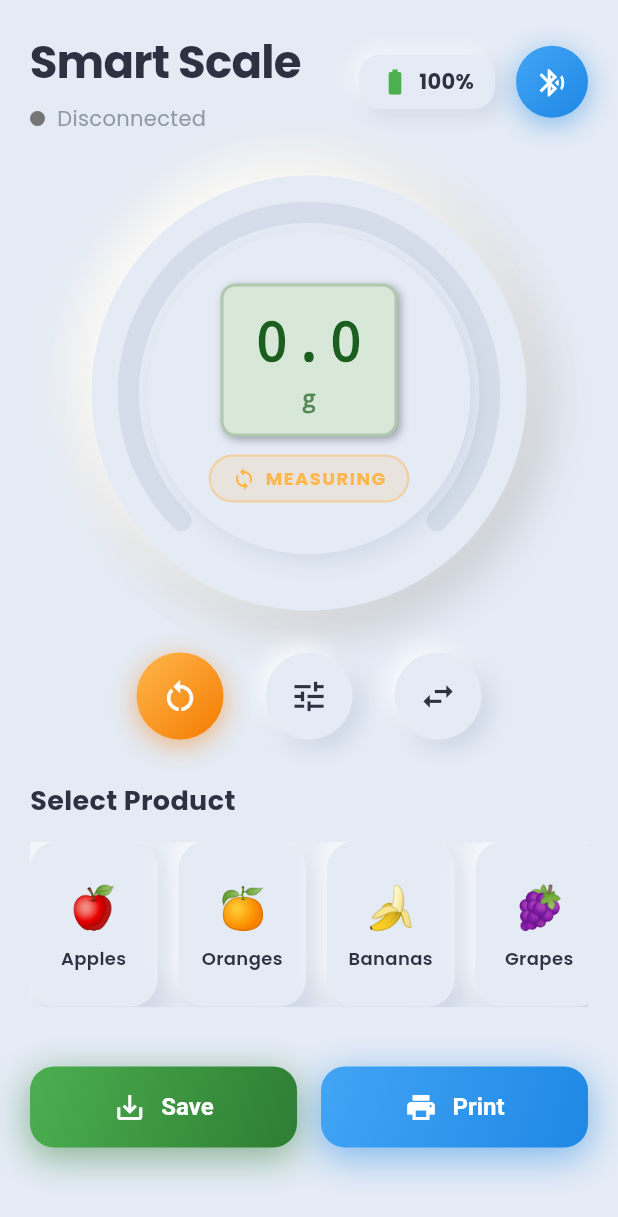
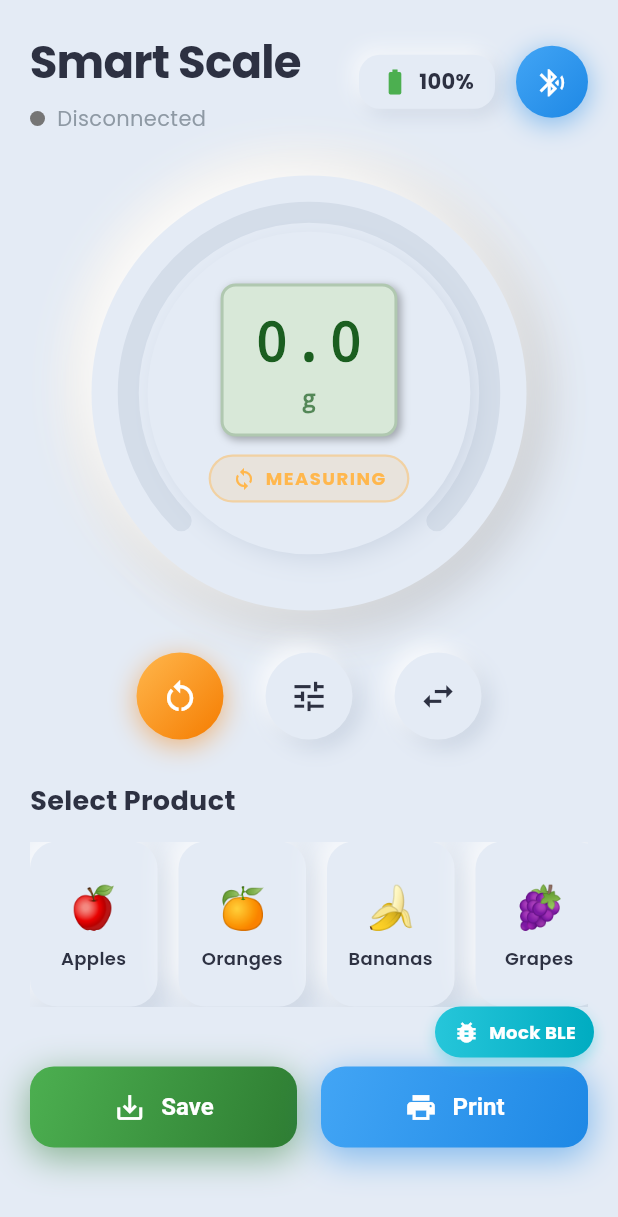
Before and after one commit to djamfikr7/ble32, a Flutter app: the ScaleScreen screen opened directly, on a phone screen of 412 x 824 dp. Shown: the top 1217 px of the screen. Run offline on Flutter 3.47's test engine with Material 3 defaults, Android fonts, the phone set to English and light mode, and no system bars; our stand-ins replace connectivity_plus, device_info_plus, fl_chart, flutter_blue_plus, flutter_riverpod, google_fonts and 1 more; accounts and stored records are empty.

Commit message:
feat: Add mock BLE provider for testing without hardware

```diff
--- /dev/null
+++ b/mobile-app/lib/core/widgets/mock_debug_panel.dart
@@ -0,0 +1,345 @@
+import 'package:flutter/material.dart';
+import 'package:flutter_riverpod/flutter_riverpod.dart';
+import '../bluetooth/mock_ble_service.dart';
+import '../bluetooth/ble_service.dart';
+import '../theme/neo_theme.dart';
+
+/// Debug panel for testing mock BLE scale
+/// Shows simulation controls when useMockBLE is true
+class MockBLEDebugPanel extends ConsumerStatefulWidget {
+  const MockBLEDebugPanel({super.key});
+
+  @override
+  ConsumerState<MockBLEDebugPanel> createState() => _MockBLEDebugPanelState();
+}
+
+class _MockBLEDebugPanelState extends ConsumerState<MockBLEDebugPanel> {
+  double _sliderWeight = 0;
+  bool _isExpanded = false;
+
+  @override
+  Widget build(BuildContext context) {
+    if (!useMockBLE) return const SizedBox.shrink();
+
+    final isDark = Theme.of(context).brightness == Brightness.dark;
+    final state = ref.watch(mockBLEScaleProvider);
+
+    return Positioned(
+      bottom: 100,
+      right: 16,
+      child: Column(
+        crossAxisAlignment: CrossAxisAlignment.end,
+        children: [
+          // Expand/Collapse button
+          GestureDetector(
+            onTap: () => setState(() => _isExpanded = !_isExpanded),
+            child: Container(
+              padding: const EdgeInsets.symmetric(horizontal: 12, vertical: 8),
+              decoration: BoxDecoration(
+                gradient: LinearGradient(
+                  colors: _isExpanded
+                      ? NeoColors.errorGradient
+                      : NeoColors.tealGradient,
+                ),
+                borderRadius: BorderRadius.circular(20),
+                boxShadow: [
+                  BoxShadow(
+                    color: (_isExpanded
+                            ? NeoColors.errorGradient[0]
+                            : NeoColors.tealGradient[0])
+                        .withValues(alpha: 0.4),
+                    blurRadius: 8,
+                    offset: const Offset(0, 4),
+                  ),
+                ],
+              ),
+              child: Row(
+                mainAxisSize: MainAxisSize.min,
+                children: [
+                  Icon(
+                    _isExpanded ? Icons.close : Icons.bug_report,
+                    color: Colors.white,
+                    size: 18,
+                  ),
+                  const SizedBox(width: 6),
+                  Text(
+                    _isExpanded ? 'Close' : 'Mock BLE',
+                    style: const TextStyle(
+                      color: Colors.white,
+                      fontWeight: FontWeight.bold,
+                      fontSize: 12,
+                    ),
+                  ),
+                ],
+              ),
+            ),
+          ),
+
+          // Panel content
+          if (_isExpanded) ...[
+            const SizedBox(height: 8),
+            Container(
+              width: 280,
+              padding: const EdgeInsets.all(16),
+              decoration: BoxDecoration(
+                color: isDark ? const Color(0xFF1E1E2E) : Colors.white,
+                borderRadius: BorderRadius.circular(16),
+                boxShadow: [
+                  BoxShadow(
+                    color: Colors.black.withValues(alpha: 0.2),
+                    blurRadius: 20,
+                    offset: const Offset(0, 10),
+                  ),
+                ],
+              ),
+              child: Column(
+                crossAxisAlignment: CrossAxisAlignment.start,
+                children: [
+                  // Header
+                  Row(
+                    children: [
+                      Icon(
+                        Icons.settings_input_antenna,
+                        color: NeoColors.tealGradient[0],
+                        size: 20,
+                      ),
+                      const SizedBox(width: 8),
+                      Text(
+                        'Mock BLE Debug',
+                        style: TextStyle(
+                          fontWeight: FontWeight.bold,
+                          color: isDark ? Colors.white : NeoColors.textPrimary,
+                        ),
+                      ),
+                    ],
+                  ),
+
+                  const SizedBox(height: 16),
+
+                  // Connection status
+                  _buildStatusRow(
+                    'Status',
+                    state.connectionState.name.toUpperCase(),
+                    state.connectionState == BLEConnectionState.connected
+                        ? Colors.green
+                        : Colors.orange,
+                    isDark,
+                  ),
+
+                  const SizedBox(height: 8),
+
+                  // Current weight display
+                  _buildStatusRow(
+                    'Weight',
+                    '${state.weightData.weight.toStringAsFixed(1)} g',
+                    NeoColors.primaryGradient[0],
+                    isDark,
+                  ),
+
+                  const SizedBox(height: 8),
+
+                  // Stability
+                  _buildStatusRow(
+                    'Stable',
+                    state.weightData.isStable ? 'YES' : 'NO',
+                    state.weightData.isStable ? Colors.green : Colors.red,
+                    isDark,
+                  ),
+
+                  const Divider(height: 24),
+
+                  // Weight slider
+                  Text(
+                    'Simulate Weight: ${_sliderWeight.toStringAsFixed(0)}g',
+                    style: TextStyle(
+                      fontSize: 12,
+                      color: isDark ? Colors.white70 : NeoColors.textSecondary,
+                    ),
+                  ),
+                  Slider(
+                    value: _sliderWeight,
+                    min: 0,
+                    max: 5000,
+                    divisions: 100,
+                    activeColor: NeoColors.primaryGradient[0],
+                    onChanged: (value) {
+                      setState(() => _sliderWeight = value);
+                      ref
+                          .read(mockBLEScaleProvider.notifier)
+                          .simulateWeight(value);
+                    },
+                  ),
+
+                  const SizedBox(height: 8),
+
+                  // Quick weight buttons
+                  Row(
+                    children: [
+                      _buildQuickButton('0g', 0, isDark),
+                      _buildQuickButton('100g', 100, isDark),
+                      _buildQuickButton('500g', 500, isDark),
+                      _buildQuickButton('1kg', 1000, isDark),
+                      _buildQuickButton('5kg', 5000, isDark),
+                    ],
+                  ),
+
+                  const SizedBox(height: 12),
+
+                  // Action buttons
+                  Row(
+                    children: [
+                      Expanded(
+                        child: _buildActionButton(
+                          'Connect',
+                          Icons.bluetooth_connected,
+                          NeoColors.successGradient,
+                          () async {
+                            final notifier =
+                                ref.read(mockBLEScaleProvider.notifier);
+                            await notifier.startScan();
+                            if (state.scannedDevices.isNotEmpty) {
+                              await notifier
+                                  .connect(state.scannedDevices.first);
+                            }
+                          },
+                        ),
+                      ),
+                      const SizedBox(width: 8),
+                      Expanded(
+                        child: _buildActionButton(
+                          'Disconnect',
+                          Icons.bluetooth_disabled,
+                          NeoColors.errorGradient,
+                          () => ref
+                              .read(mockBLEScaleProvider.notifier)
+                              .disconnect(),
+                        ),
+                      ),
+                    ],
+                  ),
+
+                  const SizedBox(height: 8),
+
+                  Row(
+                    children: [
+                      Expanded(
+                        child: _buildActionButton(
+                          'Tare',
+                          Icons.restart_alt,
+                          NeoColors.blueGradient,
+                          () => ref.read(mockBLEScaleProvider.notifier).tare(),
+                        ),
+                      ),
+                      const SizedBox(width: 8),
+                      Expanded(
+                        child: _buildActionButton(
+                          'Fluctuate',
+                          Icons.waves,
+                          NeoColors.warningGradient,
+                          () => ref
+                              .read(mockBLEScaleProvider.notifier)
+                              .addFluctuation(),
+                        ),
+                      ),
+                    ],
+                  ),
+                ],
+              ),
+            ),
+          ],
+        ],
+      ),
+    );
+  }
+
+  Widget _buildStatusRow(String label, String value, Color color, bool isDark) {
+    return Row(
+      mainAxisAlignment: MainAxisAlignment.spaceBetween,
+      children: [
+        Text(
+          label,
+          style: TextStyle(
+            fontSize: 12,
+            color: isDark ? Colors.white54 : NeoColors.textSecondary,
+          ),
+        ),
+        Container(
+          padding: const EdgeInsets.symmetric(horizontal: 8, vertical: 2),
+          decoration: BoxDecoration(
+            color: color.withValues(alpha: 0.15),
+            borderRadius: BorderRadius.circular(4),
+          ),
+          child: Text(
+            value,
+            style: TextStyle(
+              fontSize: 12,
+              fontWeight: FontWeight.bold,
+              color: color,
+            ),
+          ),
+        ),
+      ],
+    );
+  }
+
+  Widget _buildQuickButton(String label, double weight, bool isDark) {
+    return Expanded(
+      child: GestureDetector(
+        onTap: () {
+          setState(() => _sliderWeight = weight);
+          ref.read(mockBLEScaleProvider.notifier).simulateWeight(weight);
+        },
+        child: Container(
+          margin: const EdgeInsets.symmetric(horizontal: 2),
+          padding: const EdgeInsets.symmetric(vertical: 6),
+          decoration: BoxDecoration(
+            color: isDark ? const Color(0xFF2A2A3A) : const Color(0xFFE8E8F0),
+            borderRadius: BorderRadius.circular(6),
+          ),
+          child: Text(
+            label,
+            textAlign: TextAlign.center,
+            style: TextStyle(
+              fontSize: 10,
+              fontWeight: FontWeight.w600,
+              color: isDark ? Colors.white70 : NeoColors.textPrimary,
+            ),
+          ),
+        ),
+      ),
+    );
+  }
+
+  Widget _buildActionButton(
+    String label,
+    IconData icon,
+    List<Color> gradient,
+    VoidCallback onPressed,
+  ) {
+    return GestureDetector(
+      onTap: onPressed,
+      child: Container(
+        padding: const EdgeInsets.symmetric(vertical: 8),
+        decoration: BoxDecoration(
+          gradient: LinearGradient(colors: gradient),
+          borderRadius: BorderRadius.circular(8),
+        ),
+        child: Row(
+          mainAxisAlignment: MainAxisAlignment.center,
+          children: [
+            Icon(icon, color: Colors.white, size: 14),
+            const SizedBox(width: 4),
+            Text(
+              label,
+              style: const TextStyle(
+                color: Colors.white,
+                fontWeight: FontWeight.bold,
+                fontSize: 11,
+              ),
+            ),
+          ],
+        ),
+      ),
+    );
+  }
+}
--- a/mobile-app/lib/features/scale/scale_screen.dart
+++ b/mobile-app/lib/features/scale/scale_screen.dart
@@ -3,7 +3,9 @@ import 'package:flutter_riverpod/flutter_riverpod.dart';
 import '../../core/theme/neo_theme.dart';
 import '../../core/widgets/neo_widgets.dart';
 import '../../core/widgets/weight_gauge.dart';
+import '../../core/widgets/mock_debug_panel.dart';
 import '../../core/bluetooth/ble_service.dart';
+import '../../core/bluetooth/mock_ble_service.dart';
 
 class ScaleScreen extends ConsumerStatefulWidget {
   const ScaleScreen({super.key});
@@ -91,7 +93,7 @@ class _ScaleScreenState extends ConsumerState<ScaleScreen>
   @override
   Widget build(BuildContext context) {
     final isDark = Theme.of(context).brightness == Brightness.dark;
-    final bleState = ref.watch(bleScaleProvider);
+    final bleState = ref.watch(bleStateProvider);
     final weight = bleState.weightData.weight;
     final isStable = bleState.weightData.isStable;
     final isConnected =
@@ -106,7 +108,9 @@ class _ScaleScreenState extends ConsumerState<ScaleScreen>
     return Scaffold(
       backgroundColor:
           isDark ? NeoColors.darkBackground : NeoColors.lightBackground,
-      body: SafeArea(
+      body: Stack(
+        children: [
+          SafeArea(
             child: SingleChildScrollView(
               physics: const BouncingScrollPhysics(),
               padding: const EdgeInsets.all(20),
@@ -144,7 +148,8 @@ class _ScaleScreenState extends ConsumerState<ScaleScreen>
 
                   // Price Display
                   if (selectedProduct != null)
-                _buildPriceCard(isDark, selectedProduct, weight, totalPrice),
+                    _buildPriceCard(
+                        isDark, selectedProduct, weight, totalPrice),
 
                   const SizedBox(height: 20),
 
@@ -155,6 +160,10 @@ class _ScaleScreenState extends ConsumerState<ScaleScreen>
                 ],
               ),
             ),
+          ),
+          // Mock BLE Debug Panel (only shows when useMockBLE is true)
+          const MockBLEDebugPanel(),
+        ],
       ),
     );
   }
@@ -303,7 +312,13 @@ class _ScaleScreenState extends ConsumerState<ScaleScreen>
           icon: Icons.restart_alt,
           size: 58,
           gradient: NeoColors.warningGradient,
-          onPressed: () => ref.read(bleScaleProvider.notifier).tare(),
+          onPressed: () {
+            if (useMockBLE) {
+              ref.read(mockBLEScaleProvider.notifier).tare();
+            } else {
+              ref.read(bleScaleProvider.notifier).tare();
+            }
+          },
         ),
         const SizedBox(width: 28),
         // Calibrate button
```
Also changed, not shown: mobile-app/lib/core/bluetooth/mock_ble_service.dart (added, +262 -0 lines). Lines whose indentation alone changed are shown as unchanged.
